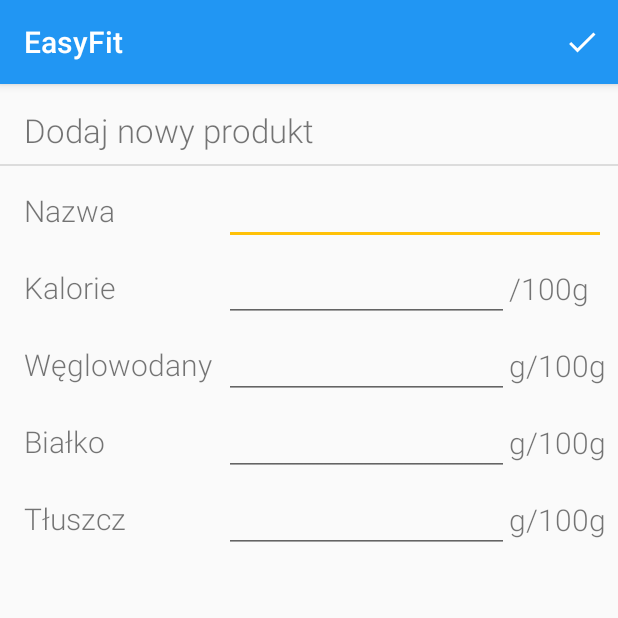
After one commit to lgosek/EasyFit, an Android app: the AddSimpleProductActivity screen opened directly, with no data from a screen before it, on a phone screen of 412 x 824 dp, the top half of it. The commit adds this screen. Run offline under Robolectric (Android 15) with nearby library versions, the phone set to English and light mode, and no system bars.

Commit message:
Added AddSimpleProductActivity

```diff
--- a/app/src/main/AndroidManifest.xml
+++ b/app/src/main/AndroidManifest.xml
@@ -14,8 +14,10 @@
         android:theme="@style/AppTheme"
         tools:ignore="GoogleAppIndexingWarning">
         <activity
+            android:name=".activities.AddSimpleProductActivity"/>
+        <activity
             android:name=".activities.CreateAccountActivity"
-            android:parentActivityName=".activities.LauncherActivity"/>
+            android:parentActivityName=".activities.LauncherActivity" />
         <activity
             android:name=".activities.LoginActivity"
             android:parentActivityName=".activities.LauncherActivity" />
--- /dev/null
+++ b/app/src/main/java/com/example/easyfit/activities/AddSimpleProductActivity.java
@@ -0,0 +1,37 @@
+package com.example.easyfit.activities;
+
+import android.content.Intent;
+import android.content.SharedPreferences;
+import android.support.v7.app.AppCompatActivity;
+import android.os.Bundle;
+import android.view.Menu;
+import android.view.MenuItem;
+import android.widget.Toast;
+
+import com.example.easyfit.R;
+
+public class AddSimpleProductActivity extends AppCompatActivity {
+
+    @Override
+    protected void onCreate(Bundle savedInstanceState) {
+        super.onCreate(savedInstanceState);
+        setContentView(R.layout.activity_add_simple_product);
+    }
+
+    @Override
+    public boolean onCreateOptionsMenu(Menu menu) {
+        getMenuInflater().inflate(R.menu.simple_products_add_menu, menu);
+        return true;
+    }
+
+    @Override
+    public boolean onOptionsItemSelected(MenuItem item) {
+        switch (item.getItemId()){
+            case R.id.simpleProductsAddAccept:
+//                TODO save product in database
+                finish();
+                break;
+        }
+        return true;
+    }
+}
--- a/app/src/main/java/com/example/easyfit/fragments/MealsFragment.java
+++ b/app/src/main/java/com/example/easyfit/fragments/MealsFragment.java
@@ -3,19 +3,25 @@ package com.example.easyfit.fragments;
 import android.os.Bundle;
 import android.support.annotation.NonNull;
 import android.support.annotation.Nullable;
+import android.support.design.widget.FloatingActionButton;
 import android.support.v4.app.Fragment;
 import android.support.v7.widget.LinearLayoutManager;
 import android.support.v7.widget.RecyclerView;
 import android.view.LayoutInflater;
 import android.view.View;
 import android.view.ViewGroup;
+import android.widget.Toast;
 
 import com.example.easyfit.R;
+import com.example.easyfit.activities.MainActivity;
 import com.example.easyfit.adapters.MealsAdapter;
 
 public class MealsFragment extends Fragment {
 
     RecyclerView recyclerView;
+
+    FloatingActionButton addMealButton;
+
 
     // TODO remove dummy data
     String[] meals, calories;
@@ -28,6 +34,14 @@ public class MealsFragment extends Fragment {
         View view = inflater.inflate(R.layout.fragment_meals,container,false);
 
         recyclerView = view.findViewById(R.id.mealsRecyclerView);
+        addMealButton = view.findViewById(R.id.mealsAddButton);
+
+        if(getActivity().getClass()== MainActivity.class) {
+            addButtonOnClickHandler();
+        }
+        else{
+            addMealButton.hide();
+        }
 
         meals = view.getResources().getStringArray(R.array.meals);
         calories = view.getResources().getStringArray(R.array.simpleProductsCalories);
@@ -38,4 +52,13 @@ public class MealsFragment extends Fragment {
         recyclerView.setLayoutManager(new LinearLayoutManager(this.getContext()));
 
         return view;    }
+
+    private void addButtonOnClickHandler() {
+        this.addMealButton.setOnClickListener(new View.OnClickListener() {
+            @Override
+            public void onClick(View v) {
+                Toast.makeText(getContext(), "Add meal", Toast.LENGTH_SHORT).show();
+            }
+        });
+    }
 }
--- a/app/src/main/java/com/example/easyfit/fragments/SimpleProductsFragment.java
+++ b/app/src/main/java/com/example/easyfit/fragments/SimpleProductsFragment.java
@@ -4,6 +4,7 @@ import android.content.Intent;
 import android.os.Bundle;
 import android.support.annotation.NonNull;
 import android.support.annotation.Nullable;
+import android.support.design.widget.FloatingActionButton;
 import android.support.v4.app.Fragment;
 import android.support.v7.widget.LinearLayoutManager;
 import android.support.v7.widget.RecyclerView;
@@ -14,6 +15,8 @@ import android.view.ViewGroup;
 
 import com.example.easyfit.R;
 import com.example.easyfit.activities.AddEatenProductActivity;
+import com.example.easyfit.activities.AddSimpleProductActivity;
+import com.example.easyfit.activities.MainActivity;
 import com.example.easyfit.adapters.SimpleProductsAdapter;
 import com.example.easyfit.apiConnector.Connector;
 import com.example.easyfit.apiConnector.SimpleProduct;
@@ -31,9 +34,7 @@ public class SimpleProductsFragment extends Fragment {
 
     RecyclerView recyclerView;
 
-    // TODO remove dummy data
-//    String[] products, calories;
-
+    FloatingActionButton addSimpleProductButton;
 
     SimpleProductsAdapter adapter;
 
@@ -46,6 +47,13 @@ public class SimpleProductsFragment extends Fragment {
             Log.i("ACTIVITY", "true");
 
         recyclerView = view.findViewById(R.id.simpleProductsRecyclerView);
+        addSimpleProductButton = view.findViewById(R.id.simpleProductsAddButton);
+        if(getActivity().getClass()== MainActivity.class) {
+            addButtonOnClickHandler();
+        }
+        else{
+            addSimpleProductButton.hide();
+        }
 
 //        products = view.getResources().getStringArray(R.array.simpleProducts);
 //        calories = view.getResources().getStringArray(R.array.simpleProductsCalories);
@@ -93,4 +101,14 @@ public class SimpleProductsFragment extends Fragment {
 
         return view;
     }
+
+    private void addButtonOnClickHandler() {
+        this.addSimpleProductButton.setOnClickListener(new View.OnClickListener() {
+            @Override
+            public void onClick(View v) {
+                Intent intent = new Intent(getActivity(), AddSimpleProductActivity.class);
+                startActivity(intent);
+            }
+        });
+    }
 }
--- /dev/null
+++ b/app/src/main/res/layout/activity_add_simple_product.xml
@@ -0,0 +1,200 @@
+<?xml version="1.0" encoding="utf-8"?>
+<android.support.constraint.ConstraintLayout xmlns:android="http://schemas.android.com/apk/res/android"
+    xmlns:app="http://schemas.android.com/apk/res-auto"
+    xmlns:tools="http://schemas.android.com/tools"
+    android:layout_width="match_parent"
+    android:layout_height="match_parent"
+    tools:context=".activities.AddSimpleProductActivity">
+
+    <TextView
+        android:id="@+id/textView23"
+        android:layout_width="wrap_content"
+        android:layout_height="wrap_content"
+        android:layout_marginEnd="8dp"
+        android:layout_marginRight="8dp"
+        android:text="@string/in100g"
+        android:textSize="20sp"
+        app:layout_constraintBottom_toBottomOf="@+id/newSimpleProductProteins"
+        app:layout_constraintEnd_toEndOf="parent"
+        app:layout_constraintTop_toTopOf="@+id/newSimpleProductProteins" />
+
+    <TextView
+        android:id="@+id/textView22"
+        android:layout_width="wrap_content"
+        android:layout_height="wrap_content"
+        android:layout_marginEnd="8dp"
+        android:layout_marginRight="8dp"
+        android:text="@string/in100g"
+        android:textSize="20sp"
+        app:layout_constraintBottom_toBottomOf="@+id/newSimpleProductCarbs"
+        app:layout_constraintEnd_toEndOf="parent"
+        app:layout_constraintTop_toTopOf="@+id/newSimpleProductCarbs" />
+
+    <TextView
+        android:id="@+id/textView21"
+        android:layout_width="wrap_content"
+        android:layout_height="wrap_content"
+        android:layout_marginEnd="8dp"
+        android:layout_marginRight="8dp"
+        android:text="@string/kcalin100g"
+        android:textSize="20sp"
+        app:layout_constraintBottom_toBottomOf="@+id/newSimpleProductCalories"
+        app:layout_constraintEnd_toEndOf="parent"
+        app:layout_constraintHorizontal_bias="0.0"
+        app:layout_constraintStart_toEndOf="@+id/newSimpleProductCarbs"
+        app:layout_constraintTop_toTopOf="@+id/newSimpleProductCalories" />
+
+    <TextView
+        android:id="@+id/textView18"
+        android:layout_width="wrap_content"
+        android:layout_height="wrap_content"
+        android:layout_marginTop="24dp"
+        android:text="@string/fat"
+        android:textSize="20sp"
+        app:layout_constraintStart_toStartOf="@+id/textView10"
+        app:layout_constraintTop_toBottomOf="@+id/textView12" />
+
+    <TextView
+        android:id="@+id/textView16"
+        android:layout_width="wrap_content"
+        android:layout_height="wrap_content"
+        android:layout_marginTop="24dp"
+        android:text="@string/carbs"
+        android:textSize="20sp"
+        app:layout_constraintStart_toStartOf="@+id/textView10"
+        app:layout_constraintTop_toBottomOf="@+id/textView14" />
+
+    <TextView
+        android:id="@+id/textView14"
+        android:layout_width="wrap_content"
+        android:layout_height="wrap_content"
+        android:layout_marginTop="24dp"
+        android:text="@string/calories"
+        android:textSize="20sp"
+        app:layout_constraintStart_toStartOf="@+id/textView10"
+        app:layout_constraintTop_toBottomOf="@+id/textView19" />
+
+    <TextView
+        android:id="@+id/textView10"
+        android:layout_width="wrap_content"
+        android:layout_height="wrap_content"
+        android:layout_marginStart="16dp"
+        android:layout_marginLeft="16dp"
+        android:layout_marginTop="16dp"
+        android:text="@string/addSimpleProduct"
+        android:textSize="22sp"
+        app:layout_constraintBottom_toBottomOf="parent"
+        app:layout_constraintEnd_toEndOf="parent"
+        app:layout_constraintHorizontal_bias="0.0"
+        app:layout_constraintStart_toStartOf="parent"
+        app:layout_constraintTop_toTopOf="parent"
+        app:layout_constraintVertical_bias="0.0" />
+
+    <TextView
+        android:id="@+id/textView12"
+        android:layout_width="wrap_content"
+        android:layout_height="wrap_content"
+        android:layout_marginTop="24dp"
+        android:text="@string/proteins"
+        android:textSize="20sp"
+        app:layout_constraintStart_toStartOf="@+id/textView10"
+        app:layout_constraintTop_toBottomOf="@+id/textView16" />
+
+    <TextView
+        android:id="@+id/textView19"
+        android:layout_width="wrap_content"
+        android:layout_height="wrap_content"
+        android:layout_marginTop="16dp"
+        android:text="@string/name"
+        android:textSize="20sp"
+        app:layout_constraintStart_toStartOf="@+id/textView10"
+        app:layout_constraintTop_toBottomOf="@+id/divider10" />
+
+    <EditText
+        android:id="@+id/newSimpleProductName"
+        android:layout_width="0dp"
+        android:layout_height="wrap_content"
+        android:layout_marginStart="8dp"
+        android:layout_marginLeft="8dp"
+        android:layout_marginEnd="8dp"
+        android:layout_marginRight="8dp"
+        android:ems="10"
+        android:inputType="textPersonName"
+        app:layout_constraintBottom_toBottomOf="@+id/textView19"
+        app:layout_constraintEnd_toEndOf="parent"
+        app:layout_constraintStart_toEndOf="@+id/textView16"
+        app:layout_constraintTop_toTopOf="@+id/textView19" />
+
+    <EditText
+        android:id="@+id/newSimpleProductCalories"
+        android:layout_width="0dp"
+        android:layout_height="wrap_content"
+        android:layout_marginStart="8dp"
+        android:layout_marginLeft="8dp"
+        android:ems="10"
+        android:inputType="number"
+        app:layout_constraintBottom_toBottomOf="@+id/textView14"
+        app:layout_constraintEnd_toStartOf="@id/textView21"
+        app:layout_constraintStart_toEndOf="@+id/textView16"
+        app:layout_constraintTop_toTopOf="@+id/textView14" />
+
+    <EditText
+        android:id="@+id/newSimpleProductCarbs"
+        android:layout_width="0dp"
+        android:layout_height="wrap_content"
+        android:layout_marginStart="8dp"
+        android:layout_marginLeft="8dp"
+        android:ems="10"
+        android:inputType="number"
+        app:layout_constraintBottom_toBottomOf="@+id/textView16"
+        app:layout_constraintEnd_toStartOf="@id/textView22"
+        app:layout_constraintStart_toEndOf="@+id/textView16"
+        app:layout_constraintTop_toTopOf="@+id/textView16" />
+
+    <EditText
+        android:id="@+id/newSimpleProductProteins"
+        android:layout_width="0dp"
+        android:layout_height="wrap_content"
+        android:layout_marginStart="8dp"
+        android:layout_marginLeft="8dp"
+        android:ems="10"
+        android:inputType="number"
+        app:layout_constraintBottom_toBottomOf="@+id/textView12"
+        app:layout_constraintEnd_toStartOf="@id/textView23"
+        app:layout_constraintStart_toEndOf="@+id/textView16"
+        app:layout_constraintTop_toTopOf="@+id/textView12" />
+
+    <EditText
+        android:id="@+id/newSimpleProductFat"
+        android:layout_width="0dp"
+        android:layout_height="wrap_content"
+        android:layout_marginStart="8dp"
+        android:layout_marginLeft="8dp"
+        android:ems="10"
+        android:inputType="number"
+        app:layout_constraintBottom_toBottomOf="@+id/textView18"
+        app:layout_constraintEnd_toStartOf="@+id/textView20"
+        app:layout_constraintStart_toEndOf="@+id/textView16"
+        app:layout_constraintTop_toTopOf="@+id/textView18" />
+
+    <View
+        android:id="@+id/divider10"
+        android:layout_width="match_parent"
+        android:layout_height="1dp"
+        android:layout_marginTop="8dp"
+        android:background="?android:attr/listDivider"
+        app:layout_constraintTop_toBottomOf="@+id/textView10"
+        tools:layout_editor_absoluteX="8dp" />
+
+    <TextView
+        android:id="@+id/textView20"
+        android:layout_width="wrap_content"
+        android:layout_height="wrap_content"
+        android:layout_marginEnd="8dp"
+        android:layout_marginRight="8dp"
+        android:text="@string/in100g"
+        android:textSize="20sp"
+        app:layout_constraintBottom_toBottomOf="@+id/newSimpleProductFat"
+        app:layout_constraintEnd_toEndOf="parent"
+        app:layout_constraintTop_toTopOf="@+id/newSimpleProductFat" />
+</android.support.constraint.ConstraintLayout>
--- a/app/src/main/res/layout/fragment_meals.xml
+++ b/app/src/main/res/layout/fragment_meals.xml
@@ -14,4 +14,23 @@
         app:layout_constraintHorizontal_bias="0.5"
         app:layout_constraintStart_toStartOf="parent"
         app:layout_constraintTop_toTopOf="parent" />
+
+    <android.support.design.widget.FloatingActionButton
+        android:id="@+id/mealsAddButton"
+        android:layout_width="wrap_content"
+        android:layout_height="wrap_content"
+        android:layout_gravity="bottom|end"
+        android:layout_marginEnd="30dp"
+        android:layout_marginRight="30dp"
+        android:clickable="true"
+        android:focusable="true"
+        app:backgroundTint="@color/colorPrimaryDark"
+        app:fabSize="normal"
+        app:layout_constraintBottom_toBottomOf="parent"
+        app:layout_constraintEnd_toEndOf="parent"
+        app:layout_constraintHorizontal_bias="0.987"
+        app:layout_constraintStart_toStartOf="parent"
+        app:layout_constraintTop_toTopOf="parent"
+        app:layout_constraintVertical_bias="0.934"
+        app:srcCompat="@drawable/ic_add" />
 </android.support.constraint.ConstraintLayout>
--- a/app/src/main/res/layout/fragment_simple_products.xml
+++ b/app/src/main/res/layout/fragment_simple_products.xml
@@ -14,4 +14,23 @@
         app:layout_constraintHorizontal_bias="0.5"
         app:layout_constraintStart_toStartOf="parent"
         app:layout_constraintTop_toTopOf="parent" />
+
+    <android.support.design.widget.FloatingActionButton
+        android:id="@+id/simpleProductsAddButton"
+        android:layout_width="wrap_content"
+        android:layout_height="wrap_content"
+        android:layout_gravity="bottom|end"
+        android:layout_marginEnd="30dp"
+        android:layout_marginRight="30dp"
+        android:clickable="true"
+        android:focusable="true"
+        app:backgroundTint="@color/colorPrimaryDark"
+        app:fabSize="normal"
+        app:layout_constraintBottom_toBottomOf="parent"
+        app:layout_constraintEnd_toEndOf="parent"
+        app:layout_constraintHorizontal_bias="0.987"
+        app:layout_constraintStart_toStartOf="parent"
+        app:layout_constraintTop_toTopOf="parent"
+        app:layout_constraintVertical_bias="0.934"
+        app:srcCompat="@drawable/ic_add" />
 </android.support.constraint.ConstraintLayout>
--- /dev/null
+++ b/app/src/main/res/menu/simple_products_add_menu.xml
@@ -0,0 +1,11 @@
+<?xml version="1.0" encoding="utf-8"?>
+<menu xmlns:android="http://schemas.android.com/apk/res/android"
+    xmlns:app="http://schemas.android.com/apk/res-auto">
+    <item
+        android:id="@+id/simpleProductsAddAccept"
+        android:icon="@drawable/ic_done_black_24dp"
+        android:orderInCategory="1"
+        android:title="accept"
+        app:showAsAction="always" />
+
+</menu>
--- a/app/src/main/res/values/strings.xml
+++ b/app/src/main/res/values/strings.xml
@@ -59,6 +59,11 @@
 
     <string name="setGoal">Określ swój cel kalorii i makroskładników</string>
 
+    <string name="addSimpleProduct">Dodaj nowy produkt</string>
+    <string name="name">Nazwa</string>
+    <string name="kcalin100g">/100g</string>
+    <string name="in100g">g/100g</string>
+
     <string-array name="simpleProducts">
         <item>Ogórek</item>
         <item>Ser</item>
```
